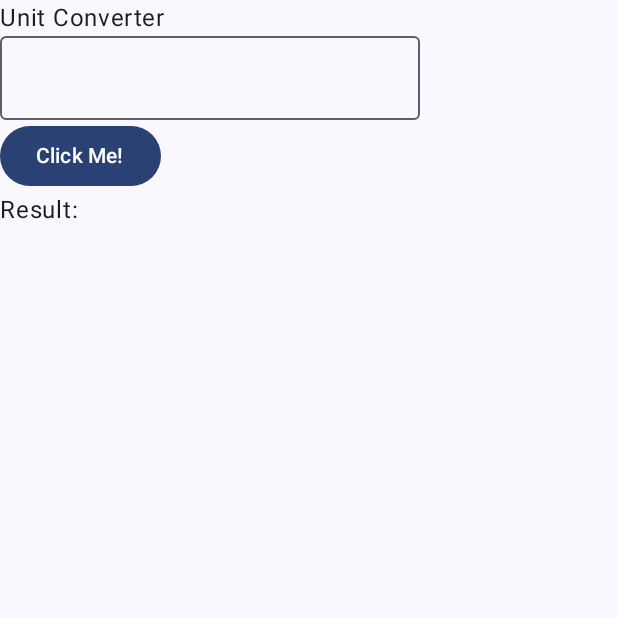
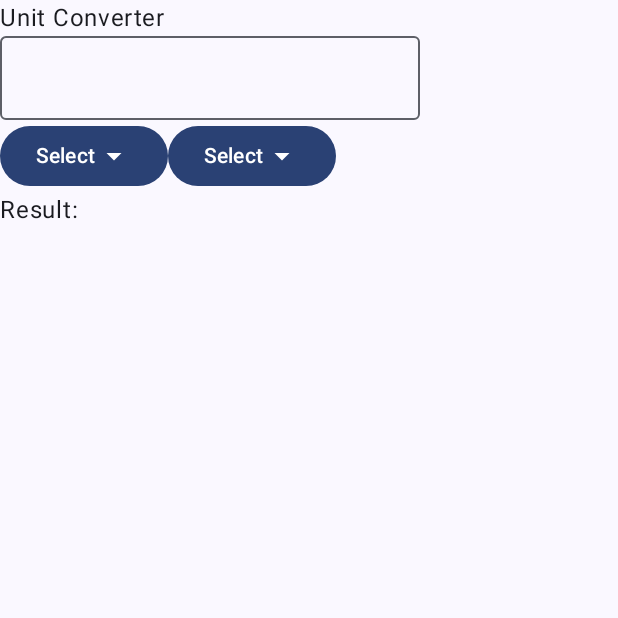
Before and after one commit to KimKyungWon0519/AndroidStudy, an Android app built with Jetpack Compose: the screen it shows after launch (MainActivity), on a phone screen of 412 x 824 dp, the top half of it. Run offline under Robolectric (Android 15) with nearby library versions, the phone set to English and light mode, and no system bars.

Commit message:
단위 변환기 - 5

```diff
--- a/UnitConverter/app/src/main/java/com/example/unitconverter/MainActivity.kt
+++ b/UnitConverter/app/src/main/java/com/example/unitconverter/MainActivity.kt
@@ -4,10 +4,14 @@ import android.os.Bundle
 import android.widget.Toast
 import androidx.activity.ComponentActivity
 import androidx.activity.compose.setContent
+import androidx.compose.foundation.layout.Box
 import androidx.compose.foundation.layout.Column
 import androidx.compose.foundation.layout.Row
 import androidx.compose.foundation.layout.fillMaxSize
+import androidx.compose.material.icons.Icons
+import androidx.compose.material.icons.filled.ArrowDropDown
 import androidx.compose.material3.Button
+import androidx.compose.material3.Icon
 import androidx.compose.material3.MaterialTheme
 import androidx.compose.material3.OutlinedTextField
 import androidx.compose.material3.Surface
@@ -41,15 +45,17 @@ fun UnitConverter() {
         Text(text = "Unit Converter")
         OutlinedTextField(value = "", onValueChange = {})
         Row {
-            val context = LocalContext.current
-            Button(onClick = {
-                Toast.makeText(
-                    context,
-                    "Thanks for clicking!",
-                    Toast.LENGTH_LONG
-                ).show()
-            }) {
-                Text(text = "Click Me!")
+            Box {
+                Button(onClick = { /*TODO*/ }) {
+                    Text(text = "Select")
+                    Icon(Icons.Default.ArrowDropDown, contentDescription = "Arrow Down")
+                }
+            }
+            Box {
+                Button(onClick = { /*TODO*/ }) {
+                    Text(text = "Select")
+                    Icon(Icons.Default.ArrowDropDown, contentDescription = "Arrow Down")
+                }
             }
         }
         Text(text = "Result:")
```
